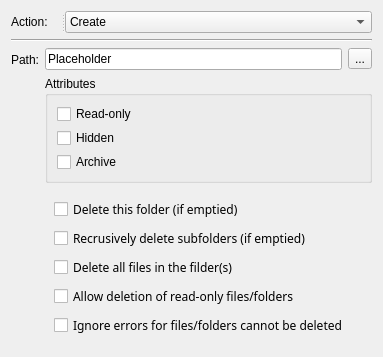
Before: the Qt Designer form src/apps/mvvm-folders/foldersview.ui in august-alt/policy-preferences-editor-prototype, drawn with Qt 5.
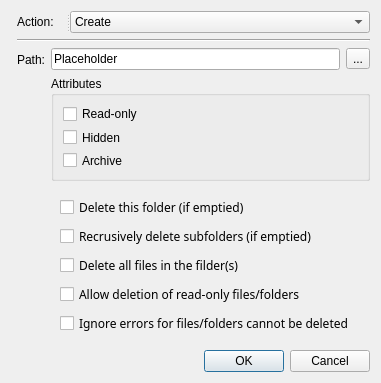
After: the same form once the commit is applied.

What changed in the file:
```diff
--- a/src/apps/mvvm-folders/foldersview.ui
+++ b/src/apps/mvvm-folders/foldersview.ui
@@ -6,15 +6,27 @@
    <rect>
     <x>0</x>
     <y>0</y>
-    <width>383</width>
-    <height>357</height>
+    <width>381</width>
+    <height>368</height>
    </rect>
   </property>
   <property name="windowTitle">
    <string>Form</string>
   </property>
   <layout class="QGridLayout" name="gridLayout_2">
-   <item row="2" column="0">
+   <item row="1" column="1">
+    <widget class="Line" name="line">
+     <property name="font">
+      <font>
+       <pointsize>9</pointsize>
+      </font>
+     </property>
+     <property name="orientation">
+      <enum>Qt::Horizontal</enum>
+     </property>
+    </widget>
+   </item>
+   <item row="2" column="1">
     <layout class="QFormLayout" name="formLayout">
      <item row="0" column="0">
       <widget class="QLabel" name="pathLabel">
@@ -176,19 +188,7 @@
      </item>
     </layout>
    </item>
-   <item row="1" column="0">
-    <widget class="Line" name="line">
-     <property name="font">
-      <font>
-       <pointsize>9</pointsize>
-      </font>
-     </property>
-     <property name="orientation">
-      <enum>Qt::Horizontal</enum>
-     </property>
-    </widget>
-   </item>
-   <item row="0" column="0">
+   <item row="0" column="1">
     <widget class="QSplitter" name="splitter">
      <property name="orientation">
       <enum>Qt::Horizontal</enum>
@@ -242,6 +242,13 @@
      </widget>
     </widget>
    </item>
+   <item row="3" column="0" colspan="2">
+    <widget class="QDialogButtonBox" name="buttonBox">
+     <property name="standardButtons">
+      <set>QDialogButtonBox::Cancel|QDialogButtonBox::Ok</set>
+     </property>
+    </widget>
+   </item>
   </layout>
  </widget>
  <resources/>
```
